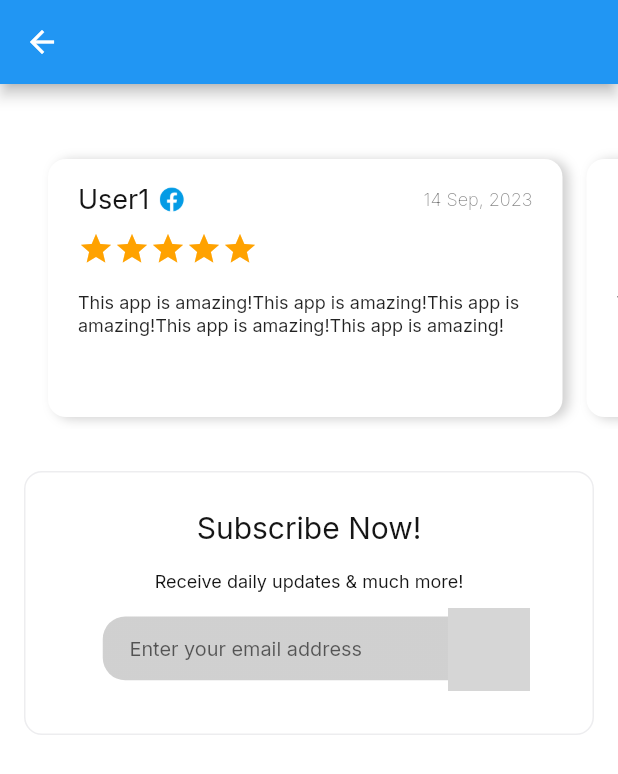
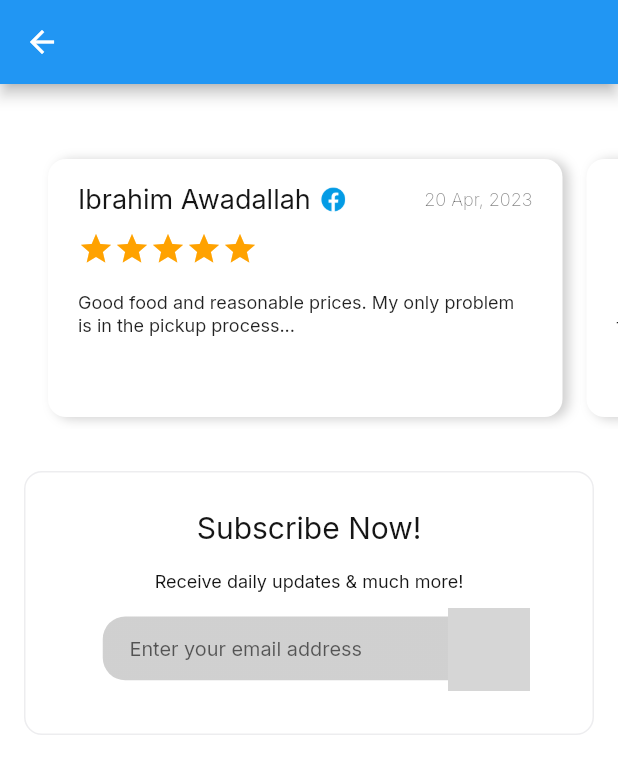
Before and after one commit to maansum/OneLinkAdmin, a Flutter app: the CustomReview screen opened directly, on a phone screen of 412 x 824 dp. Shown: the top 774 px of the screen. Run offline on Flutter 3.47's test engine with Material 2 defaults, Android fonts, the phone set to English and light mode, and no system bars; our stand-ins replace google_fonts; missing offline and left inert: flutter_phone_direct_caller; grey boxes are pictures that could not be loaded.

Commit message:
dommy data

```diff
--- a/lib/utils/dommy_data.dart
+++ b/lib/utils/dommy_data.dart
@@ -1,26 +1,43 @@
 import 'package:onelinkadmin/models/review_model.dart';
 
-final List<Review> dummyReviews = [
+List<Review> dummyReviews = [
   Review(
-    username: 'User1',
-    mediaImage: 'assets/images/facebook.png',
-    date: DateTime(2023, 9, 14),
+    username: 'Ibrahim Awadallah',
+    mediaImage: 'assets/images/facebook.png', // Add media image URL
+    date: DateTime.now().subtract(Duration(days: 150)), // 5 months ago
     rating: 5,
     comment:
-        'This app is amazing!This app is amazing!This app is amazing!This app is amazing!This app is amazing!',
+        'Good food and reasonable prices. My only problem is in the pickup process...',
   ),
   Review(
-    username: 'User2',
+    username: 'Chris VanDercook',
     mediaImage: 'assets/images/facebook.png',
-    date: DateTime(2023, 9, 15),
-    rating: 5.0,
-    comment: 'The best app I have ever used!',
+    date: DateTime.now().subtract(Duration(days: 21)), // 3 weeks ago
+    rating: 4,
+    comment:
+        'I noticed recently that their dining room is back open for the first time since the pandemic...',
   ),
   Review(
-    username: 'User3',
+    username: 'Sudan Coleman',
     mediaImage: 'assets/images/facebook.png',
-    date: DateTime(2023, 9, 16),
-    rating: 3.8,
-    comment: "It's pretty good, but could use some improvements.",
+    date: DateTime.now().subtract(Duration(days: 30)), // a month ago
+    rating: 1,
+    comment: 'Used to be a great place to eat, not anymore...',
+  ),
+  Review(
+    username: 'Summer',
+    mediaImage: 'assets/images/facebook.png',
+    date: DateTime.now().subtract(Duration(days: 270)), // 9 months ago
+    rating: 5,
+    comment:
+        'We already smelled the curry when across the street haha. Food is very delicious...',
+  ),
+  Review(
+    username: 'Aravind Radhakrishna',
+    mediaImage: 'assets/images/facebook.png',
+    date: DateTime.now().subtract(Duration(days: 1095)), // 3 years ago
+    rating: 5,
+    comment:
+        'The quality of food and taste is great also pretty good hygiene. The service is also nice. Polite Staff is always willing to help. What makes them better from other Indian restaurants is that they are consistent in their quality and service.. So far one of the best Indian restaurants in Charlotte, I love to visit them again. Keep up the good work.',
   ),
 ];
```
